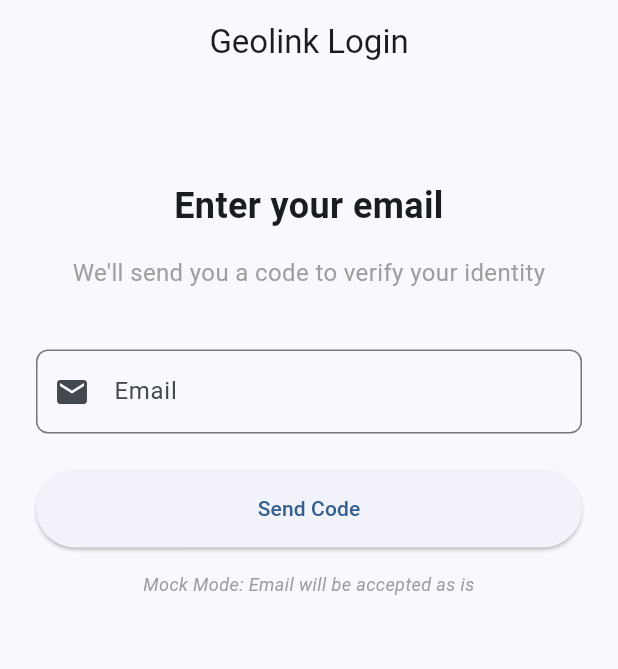
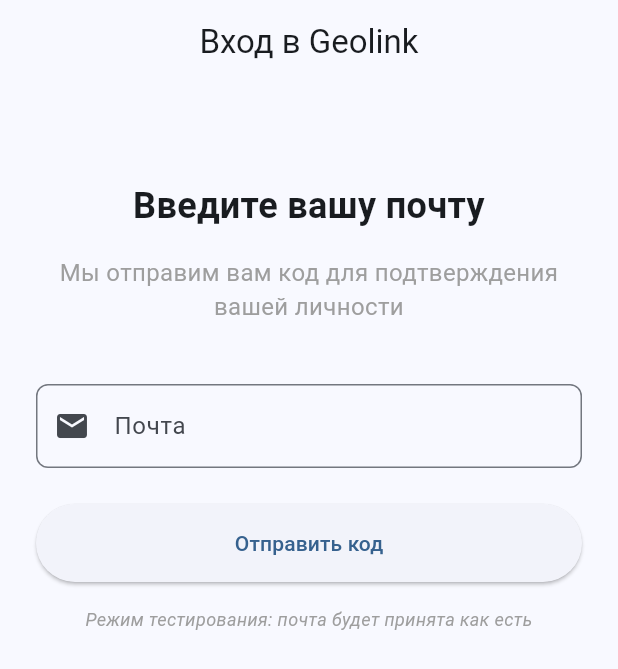
Before and after one commit to Anigilator322/Geolink, a Flutter app: the screen it shows after launch, on a phone screen of 412 x 824 dp. Shown: the top 669 px of the screen. Run offline on Flutter 3.47's test engine with Material 3 defaults, Android fonts, the phone set to English and light mode, and no system bars; our stand-ins replace flutter_secure_storage.

Commit message:
так вообще логичнее

```diff
--- a/Geolink.Mobile/lib/screens/auth/send_code_screen.dart
+++ b/Geolink.Mobile/lib/screens/auth/send_code_screen.dart
@@ -33,7 +33,7 @@
   Widget build(BuildContext context) {
     return Scaffold(
       appBar: AppBar(
-        title: const Text('Geolink Login'),
+        title: const Text('Вход в Geolink'),
         centerTitle: true,
       ),
       body: Padding(
@@ -47,7 +47,7 @@
                 children: [
                   const SizedBox(height: 40),
                   const Text(
-                    'Enter your email',
+                    'Введите вашу почту',
                     style: TextStyle(
                       fontSize: 24,
                       fontWeight: FontWeight.bold,
@@ -56,7 +56,7 @@
                   ),
                   const SizedBox(height: 16),
                   const Text(
-                    'We\'ll send you a code to verify your identity',
+                    'Мы отправим вам код для подтверждения вашей личности',
                     style: TextStyle(
                       fontSize: 16,
                       color: Colors.grey,
@@ -73,7 +73,7 @@
                         border: Border.all(color: Colors.red),
                       ),
                       child: Text(
-                        authProvider.errorMessage ?? 'An error occurred',
+                        authProvider.errorMessage ?? 'Ошибка',
                         style: const TextStyle(color: Colors.red),
                       ),
                     ),
@@ -84,8 +84,8 @@
                     keyboardType: TextInputType.emailAddress,
                     enabled: !authProvider.isLoading,
                     decoration: InputDecoration(
-                      labelText: 'Email',
-                      hintText: 'your@email.com',
+                      labelText: 'Почта',
+                      hintText: 'ваша@почта.com',
                       prefixIcon: const Icon(Icons.email),
                       border: OutlineInputBorder(
                         borderRadius: BorderRadius.circular(8),
@@ -101,7 +101,7 @@
                             if (email.isEmpty) {
                               ScaffoldMessenger.of(context).showSnackBar(
                                 const SnackBar(
-                                  content: Text('Please enter your email'),
+                                  content: Text('Пожалуйста, введите вашу почту'),
                                 ),
                               );
                               return;
@@ -124,11 +124,11 @@
                               strokeWidth: 2,
                             ),
                           )
-                        : const Text('Send Code'),
+                        : const Text('Отправить код'),
                   ),
                   const SizedBox(height: 16),
                   const Text(
-                    'Mock Mode: Email will be accepted as is',
+                    'Режим тестирования: почта будет принята как есть',
                     style: TextStyle(
                       fontSize: 12,
                       fontStyle: FontStyle.italic,
--- a/Geolink.Mobile/lib/screens/auth/verify_code_screen.dart
+++ b/Geolink.Mobile/lib/screens/auth/verify_code_screen.dart
@@ -35,7 +35,7 @@
   Widget build(BuildContext context) {
     return Scaffold(
       appBar: AppBar(
-        title: const Text('Verify Code'),
+        title: const Text('Подтвердить код'),
         centerTitle: true,
         leading: IconButton(
           icon: const Icon(Icons.arrow_back),
@@ -53,7 +53,7 @@
                 children: [
                   const SizedBox(height: 40),
                   const Text(
-                    'Enter verification code',
+                    'Введите код подтверждения',
                     style: TextStyle(
                       fontSize: 24,
                       fontWeight: FontWeight.bold,
@@ -62,7 +62,7 @@
                   ),
                   const SizedBox(height: 16),
                   Text(
-                    'We sent a code to ${authProvider.email ?? 'your email'}',
+                    'Мы отправили код на ${authProvider.email ?? 'вашу почту'}',
                     style: const TextStyle(
                       fontSize: 16,
                       color: Colors.grey,
@@ -79,7 +79,7 @@
                         border: Border.all(color: Colors.red),
                       ),
                       child: Text(
-                        authProvider.errorMessage ?? 'An error occurred',
+                        authProvider.errorMessage ?? 'Ошибка',
                         style: const TextStyle(color: Colors.red),
                       ),
                     ),
@@ -97,7 +97,7 @@
                       fontWeight: FontWeight.bold,
                     ),
                     decoration: InputDecoration(
-                      labelText: '6-digit code',
+                      labelText: '6-значный код',
                       hintText: '000000',
                       border: OutlineInputBorder(
                         borderRadius: BorderRadius.circular(8),
@@ -114,7 +114,7 @@
                             if (code.length != 6) {
                               ScaffoldMessenger.of(context).showSnackBar(
                                 const SnackBar(
-                                  content: Text('Please enter a valid 6-digit code'),
+                                  content: Text('Пожалуйста, введите действительный 6-значный код'),
                                 ),
                               );
                               return;
@@ -137,11 +137,11 @@
                               strokeWidth: 2,
                             ),
                           )
-                        : const Text('Verify'),
+                        : const Text('Подтвердить'),
                   ),
                   const SizedBox(height: 16),
                   const Text(
-                    'Mock Mode: Enter any 6-digit code',
+                    'Режим тестирования: введите любой 6-значный код',
                     style: TextStyle(
                       fontSize: 12,
                       fontStyle: FontStyle.italic,
```
Also changed, not shown: Geolink.API/appsettings.Development.json (+11 -0 lines), Geolink.Mobile/lib/providers/auth_provider.dart (+7 -7 lines), Geolink.Mobile/lib/screens/home_screen.dart (+8 -8 lines), Geolink.Mobile/lib/services/auth_service.dart (+13 -13 lines), 1 other file.
